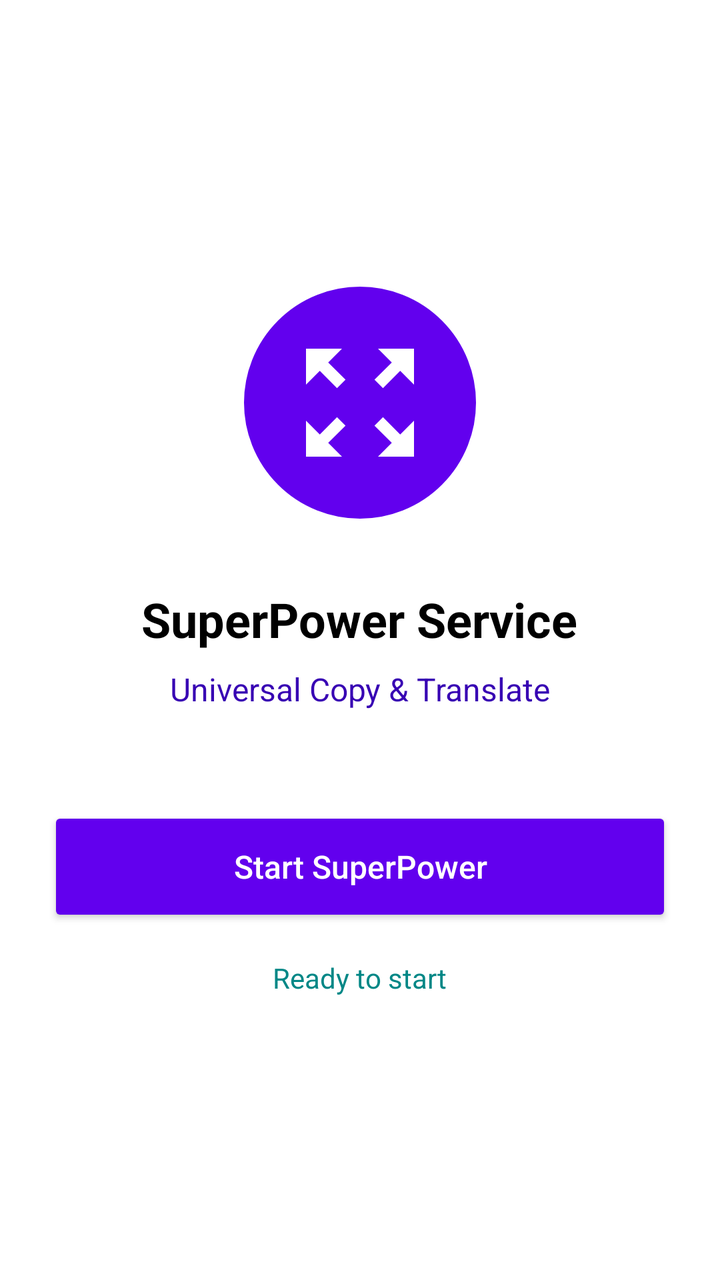
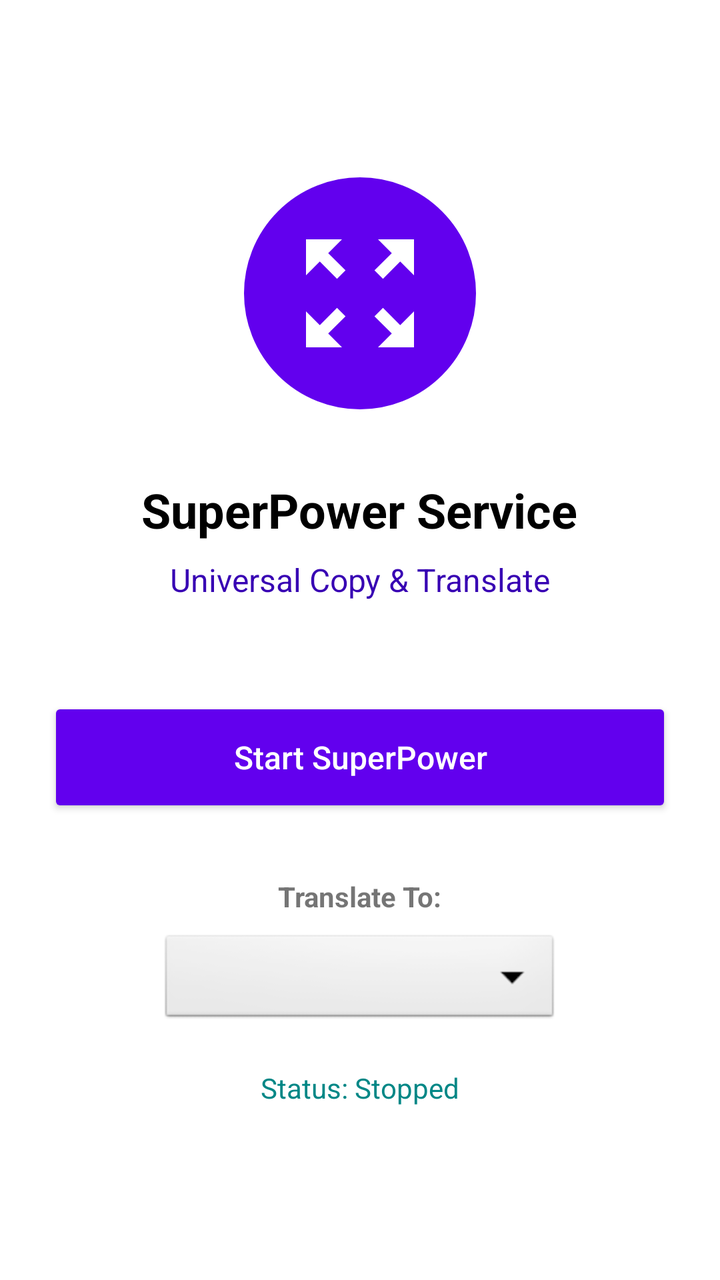

Two renders of the same Android screen: before a commit and after it. Below are the layout's source before the change and the commit's diff.
<!-- AndroidManifest.xml: activity theme Theme.SuperPower -->
<!-- res/layout/activity_main.xml -->
<?xml version="1.0" encoding="utf-8"?>
<LinearLayout xmlns:android="http://schemas.android.com/apk/res/android"
    android:layout_width="match_parent"
    android:layout_height="match_parent"
    android:orientation="vertical"
    android:gravity="center"
    android:padding="24dp"
    android:background="@color/white">

    <ImageView
        android:layout_width="120dp"
        android:layout_height="120dp"
        android:src="@drawable/ic_scan"
        android:background="@drawable/bg_circle"
        android:padding="24dp"
        android:layout_marginBottom="32dp"
        android:tint="@color/white"/>

    <TextView
        android:layout_width="wrap_content"
        android:layout_height="wrap_content"
        android:text="@string/app_name"
        android:textSize="24sp"
        android:textStyle="bold"
        android:textColor="@color/black"
        android:layout_marginBottom="8dp"/>
        
    <TextView
        android:layout_width="wrap_content"
        android:layout_height="wrap_content"
        android:text="Universal Copy &amp; Translate"
        android:textSize="16sp"
        android:textColor="@color/purple_700"
        android:layout_marginBottom="48dp"/>

    <Button
        android:id="@+id/btn_action"
        android:layout_width="match_parent"
        android:layout_height="60dp"
        android:text="@string/start_service"
        android:backgroundTint="@color/purple_500"
        android:textColor="@color/white"
        android:textSize="16sp"
        android:textAllCaps="false"/>

    <TextView
        android:id="@+id/tv_status"
        android:layout_width="wrap_content"
        android:layout_height="wrap_content"
        android:text="Ready to start"
        android:layout_marginTop="16dp"
        android:textColor="@color/teal_700"/>

</LinearLayout>
<!-- resources referenced by this layout -->
<resources>
  <color name="black">#FF000000</color>
  <color name="purple_500">#FF6200EE</color>
  <color name="purple_700">#FF3700B3</color>
  <color name="teal_700">#FF018786</color>
  <color name="white">#FFFFFFFF</color>
  <!-- drawable bg_circle (drawable) -->
  <?xml version="1.0" encoding="utf-8"?>
  <shape xmlns:android="http://schemas.android.com/apk/res/android"
      android:shape="oval">
      <solid android:color="@color/purple_500" />
      <stroke android:width="2dp" android:color="#FFFFFF" />
  </shape>
  <!-- drawable ic_scan (drawable) -->
  <vector xmlns:android="http://schemas.android.com/apk/res/android"
      android:width="24dp"
      android:height="24dp"
      android:viewportWidth="24"
      android:viewportHeight="24"
      android:tint="#FFFFFF">
    <path
        android:fillColor="@android:color/white"
        android:pathData="M15,3l2.3,2.3l-2.89,2.87l1.42,1.42L18.7,6.7L21,9V3H15zM3,9l2.3,-2.3l2.87,2.89l1.42,-1.42L6.7,5.3L9,3H3V9zM9,21l-2.3,-2.3l2.89,-2.87l-1.42,-1.42L5.3,17.3L3,15v6H9zM21,15l-2.3,2.3l-2.87,-2.89l-1.42,1.42l2.89,2.87L15,21h6V15z"/>
  </vector>
  <string name="app_name">SuperPower Service</string>
  <string name="start_service">Start SuperPower</string>
  <style name="Theme.SuperPower" parent="Theme.MaterialComponents.DayNight.NoActionBar">
          
          <item name="colorPrimary">@color/purple_500</item>
          <item name="colorPrimaryVariant">@color/purple_700</item>
          <item name="colorOnPrimary">@color/white</item>
          
          <item name="colorSecondary">@color/teal_200</item>
          <item name="colorSecondaryVariant">@color/teal_700</item>
          <item name="colorOnSecondary">@color/black</item>
          
          <item name="android:statusBarColor">?attr/colorPrimaryVariant</item>
          
      </style>
  <color name="teal_200">#FF03DAC5</color>
</resources>

<!-- the commit's change to res/layout/activity_main.xml (unified diff, before → after) -->
@@ -44,11 +44,27 @@
         android:textAllCaps="false"/>
 
     <TextView
+        android:id="@+id/tv_bg_label"
+        android:layout_width="wrap_content"
+        android:layout_height="wrap_content"
+        android:text="Translate To:"
+        android:textStyle="bold"
+        android:layout_marginTop="30dp"/>
+
+    <Spinner
+        android:id="@+id/spinner_languages"
+        android:layout_width="200dp"
+        android:layout_height="wrap_content"
+        android:layout_marginTop="8dp"
+        android:minHeight="48dp"
+        android:background="@android:drawable/btn_dropdown"/>
+
+    <TextView
         android:id="@+id/tv_status"
         android:layout_width="wrap_content"
         android:layout_height="wrap_content"
-        android:text="Ready to start"
-        android:layout_marginTop="16dp"
+        android:text="Status: Stopped"
+        android:layout_marginTop="20dp"
         android:textColor="@color/teal_700"/>
 
 </LinearLayout>
